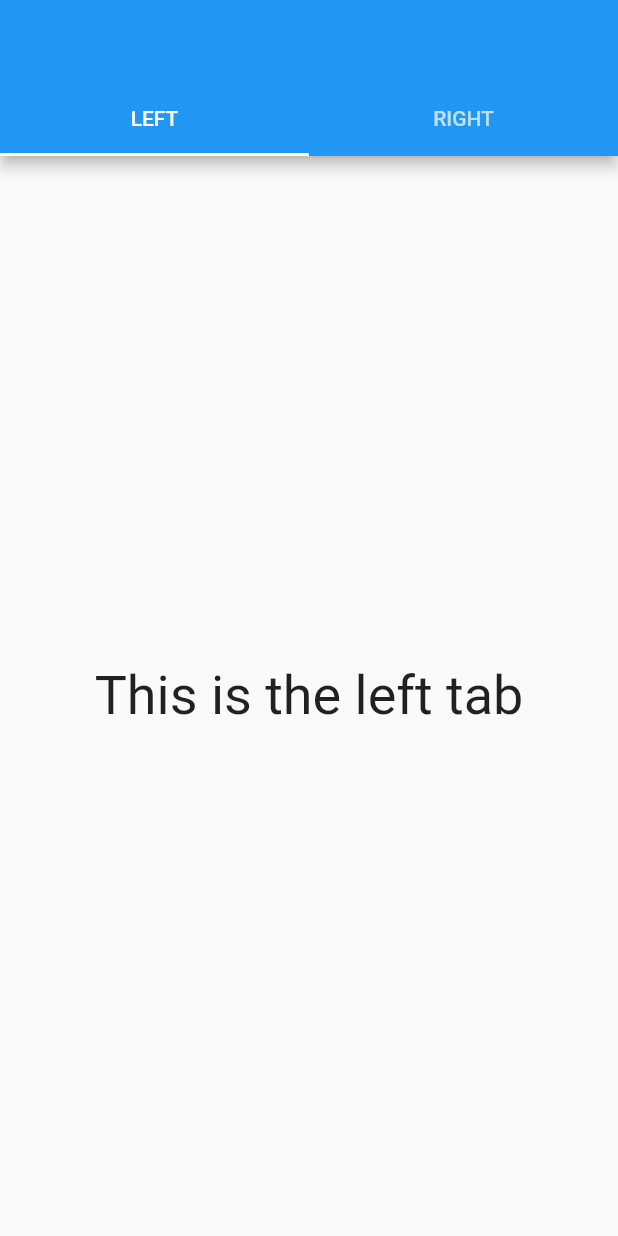
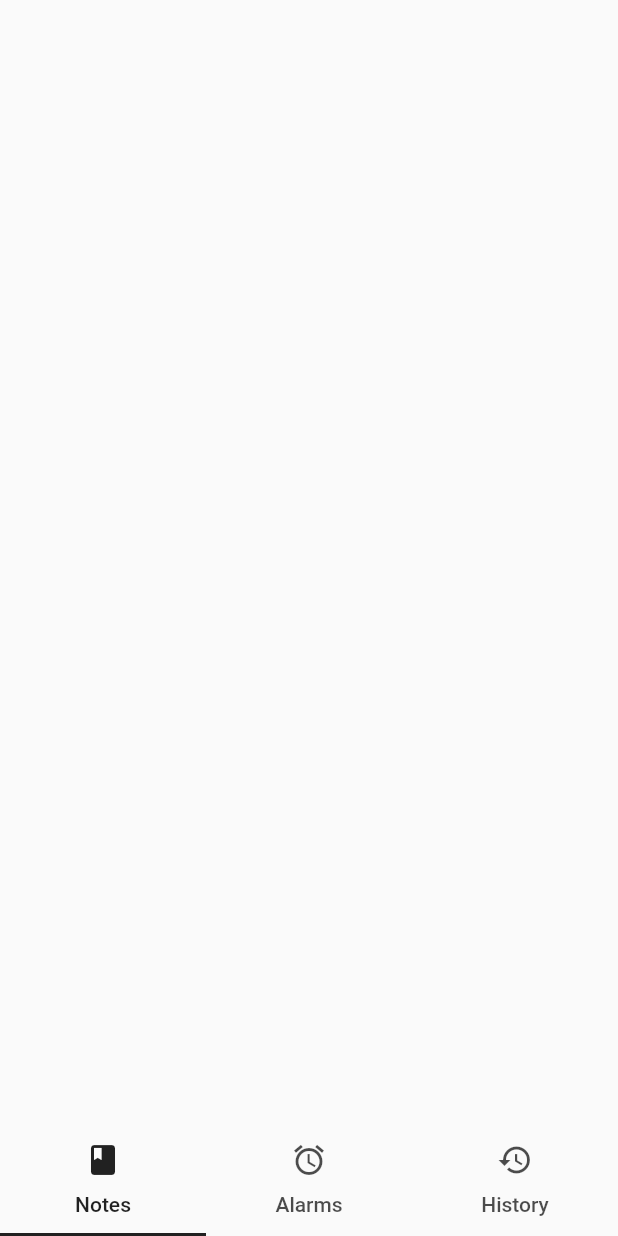
Before and after one commit to Jonathan-Eid/flutter-notes, a Flutter app: the screen it shows after launch, on a phone screen of 412 x 824 dp. Run offline on Flutter 3.47's test engine with Material 2 defaults, Android fonts, the phone set to English and light mode, and no system bars.

Commit message:
Finished iteration of the Bottom Navigation Tab Bar

```diff
--- a/lib/views/tabs.dart
+++ b/lib/views/tabs.dart
@@ -10,8 +10,9 @@ class TabsPage extends StatefulWidget {
 
 class _TabsPageState extends State<TabsPage> with SingleTickerProviderStateMixin {
   final List<Tab> _tabs = <Tab>[
-    Tab(text: 'LEFT'),
-    Tab(text: 'RIGHT'),
+    Tab(icon: Icon(Icons.book), text: "Notes"),
+    Tab(icon: Icon(Icons.access_alarm), text: "Alarms"),
+    Tab(icon: Icon(Icons.history), text: "History")
   ];
 
   TabController _tabController;
@@ -31,21 +32,21 @@ class _TabsPageState extends State<TabsPage> with SingleTickerProviderStateMixin
   @override
   Widget build(BuildContext context) {
     return Scaffold(
-      appBar: AppBar(
-        bottom: TabBar(
+      bottomNavigationBar: TabBar(
           controller: _tabController,
           tabs: _tabs,
+          labelColor: Colors.black87,
+          indicatorColor: Colors.black87,
         ),
-      ),
       body: TabBarView(
         controller: _tabController,
         children: _tabs.map((Tab tab) {
-          final String label = tab.text.toLowerCase();
+          //final String label = tab.text.toLowerCase();
           return Center(
-            child: Text(
-              'This is the $label tab',
-              style: const TextStyle(fontSize: 36),
-            ),
+            //child: Text(
+              //'This is the $label tab',
+              //style: const TextStyle(fontSize: 36),
+            //),
           );
         }).toList(),
       ),
```
